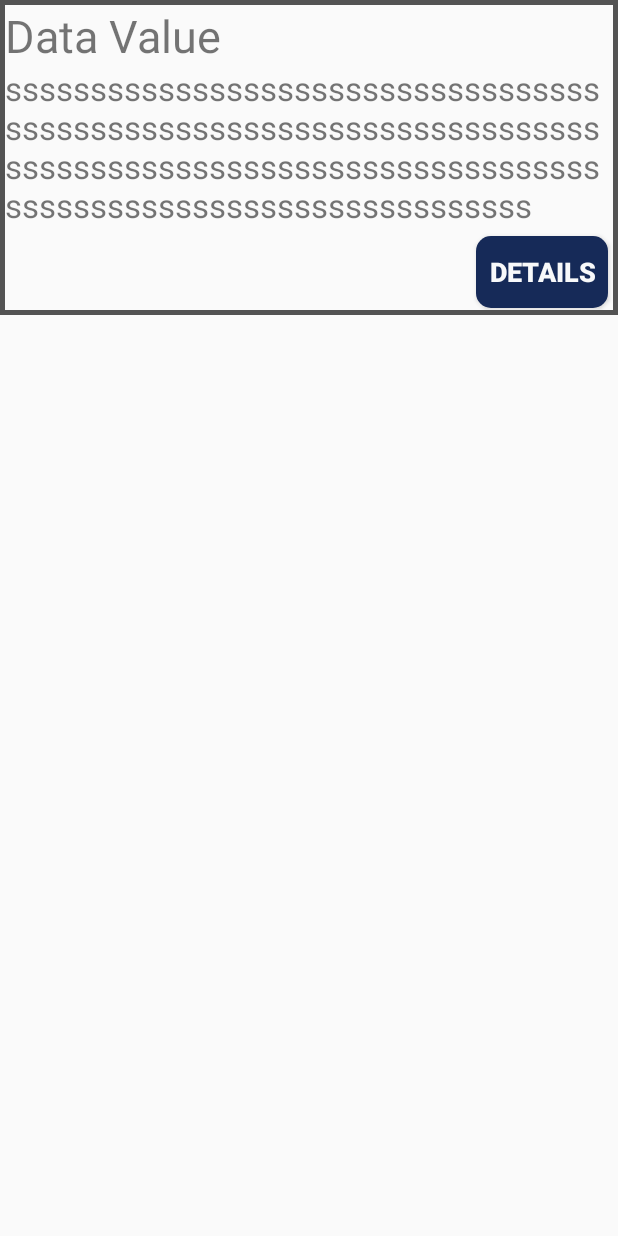
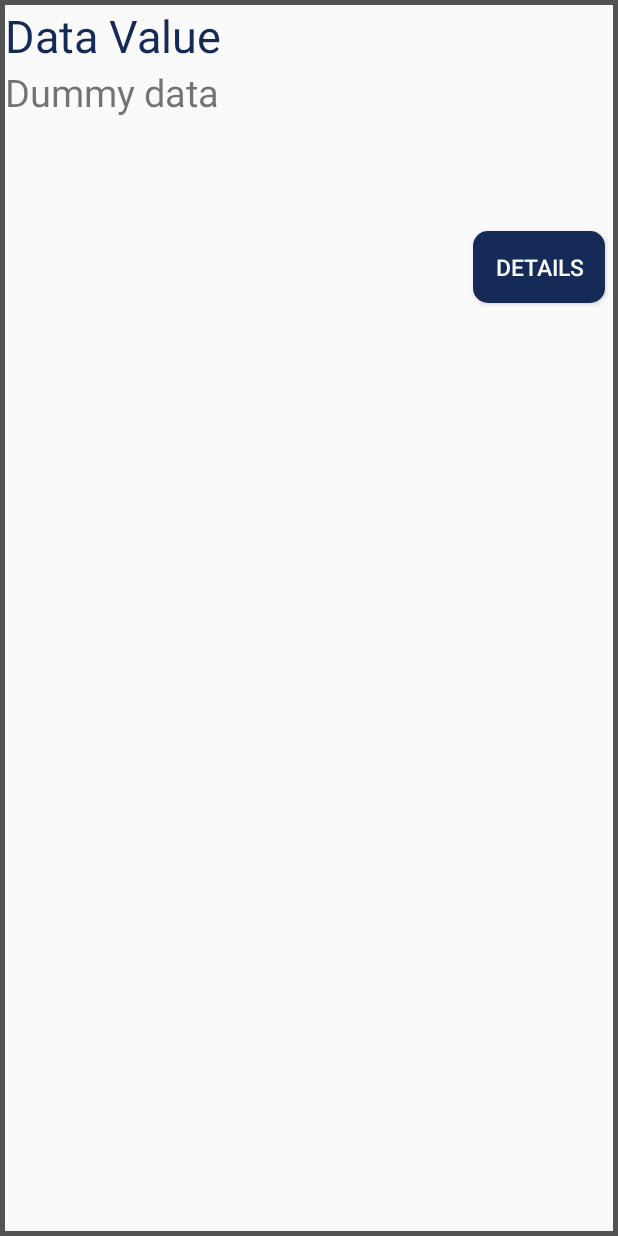
Before and after one commit to HunterCollab/Android, an Android app: the layout collab_list_content.xml on its own in the app's theme, with its tools: preview values and no code run, on a phone screen of 412 x 824 dp. Run offline under Robolectric (Android 15) with nearby library versions, the phone set to English and light mode, and no system bars.

Commit message:
todos added

```diff
--- a/app/src/main/java/com/example/socialmediaapp/CollabListActivity.java
+++ b/app/src/main/java/com/example/socialmediaapp/CollabListActivity.java
@@ -22,6 +22,7 @@ import android.widget.TextView;
 
 import com.example.socialmediaapp.loopjtasks.CollabModel;
 import com.example.socialmediaapp.loopjtasks.GetCollabsData;
+import com.example.socialmediaapp.loopjtasks.GetUserData;
 import com.example.socialmediaapp.tools.GeneralTools;
 
 import java.util.ArrayList;
@@ -80,7 +81,14 @@ public class CollabListActivity extends AppCompatActivity implements GetCollabsD
             mTwoPane = true;
         }
 
+    }
 
+    @Override
+    public void onResume(){
+        super.onResume();
+        // API call again to refresh the page with updated data
+        collabsClass = new GetCollabsData(getApplicationContext(), instance);
+        collabsClass.getCollabs("getAllCollabs");
     }
 
     // menu navigation
--- a/app/src/main/java/com/example/socialmediaapp/loopjtasks/GetCollabsData.java
+++ b/app/src/main/java/com/example/socialmediaapp/loopjtasks/GetCollabsData.java
@@ -26,6 +26,8 @@ import cz.msebera.android.httpclient.protocol.HTTP;
 public class GetCollabsData {
 
     // TODO: COLLABS WITH 1 SKILL OR 1 CLASS CANNOT BE DISPLAYED/CRASHES THE APP
+    // TODO: IMPLEMENT DELETE COLLAB
+    // TODO: SHOW USER ALL COLLAB DETAILS (LOCATION, SIZE, ETC)
     //Listener variables
     private Context context;
     private GetCollabDataComplete listener;
@@ -35,7 +37,6 @@ public class GetCollabsData {
         this.context = context;
         this.listener = listener;
         collabs = new ArrayList<>();
-
     }
 
     public void getCollabs(String collabType){
--- a/app/src/main/java/com/example/socialmediaapp/loopjtasks/SetUserData.java
+++ b/app/src/main/java/com/example/socialmediaapp/loopjtasks/SetUserData.java
@@ -142,7 +142,6 @@ public class SetUserData {
 
         JSONObject jsonParams = new JSONObject();
         try {
-
             for (String skill : skillList) {
                 jsonParams.accumulate("skills",skill);
             }
--- a/app/src/main/res/layout/collab_list_content.xml
+++ b/app/src/main/res/layout/collab_list_content.xml
@@ -3,7 +3,7 @@
     android:id="@+id/collab_main_layout"
     xmlns:android="http://schemas.android.com/apk/res/android"
     android:layout_width="match_parent"
-    android:layout_height="210dp"
+    android:layout_height="wrap_content"
     android:background="@color/AutoPrimary">
 
     <RelativeLayout
@@ -24,9 +24,8 @@
                 android:id="@+id/collab_title"
                 android:layout_width="wrap_content"
                 android:layout_height="wrap_content"
-
+                android:textColor="@color/colorPrimary"
                 android:text="Data Value"
-
                 android:textSize="30dp" />
 
         </RelativeLayout>
@@ -42,14 +41,11 @@
                 android:layout_width="match_parent"
                 android:layout_height="110dp"
                 android:maxLines="4"
-
-                android:text="ssssssssssssssssssssssssssssssssssssssssssssssssssssssssssssssssssssssssssssssssssssssssssssssssssssssssssssssssssssssssssssssssssssssss"
-                android:textSize="22dp"
+                android:text="Dummy data"
+                android:textSize="25dp"
                 />
 
         </RelativeLayout>
-
-
 
         <Button
             android:id="@+id/collab_details_button"
@@ -60,11 +56,9 @@
             android:background="@drawable/button"
             android:text="Details"
             android:textColor="@color/colorBright"
-            android:textSize="18dp"
-            android:textStyle="bold"
-            android:layout_marginTop="3dp"
-            android:layout_marginRight="3dp"/>
-
+            android:textSize="15sp"
+            android:layout_marginBottom="5dp"
+            android:layout_marginRight="5dp"/>
 
     </RelativeLayout>
 
```
